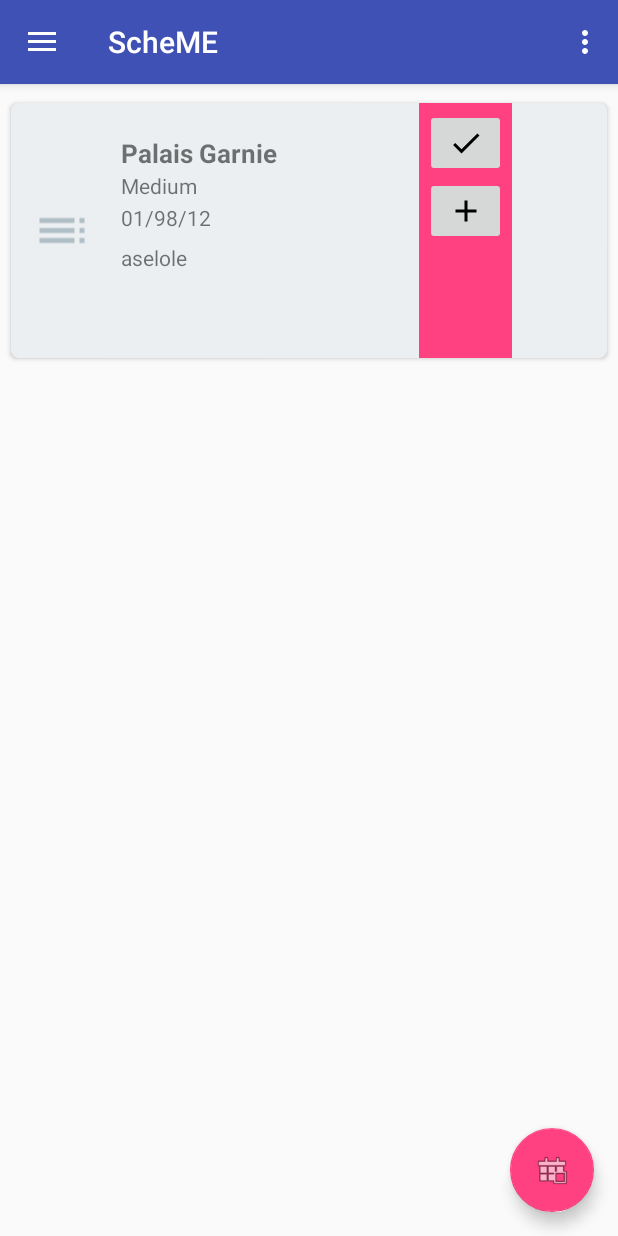
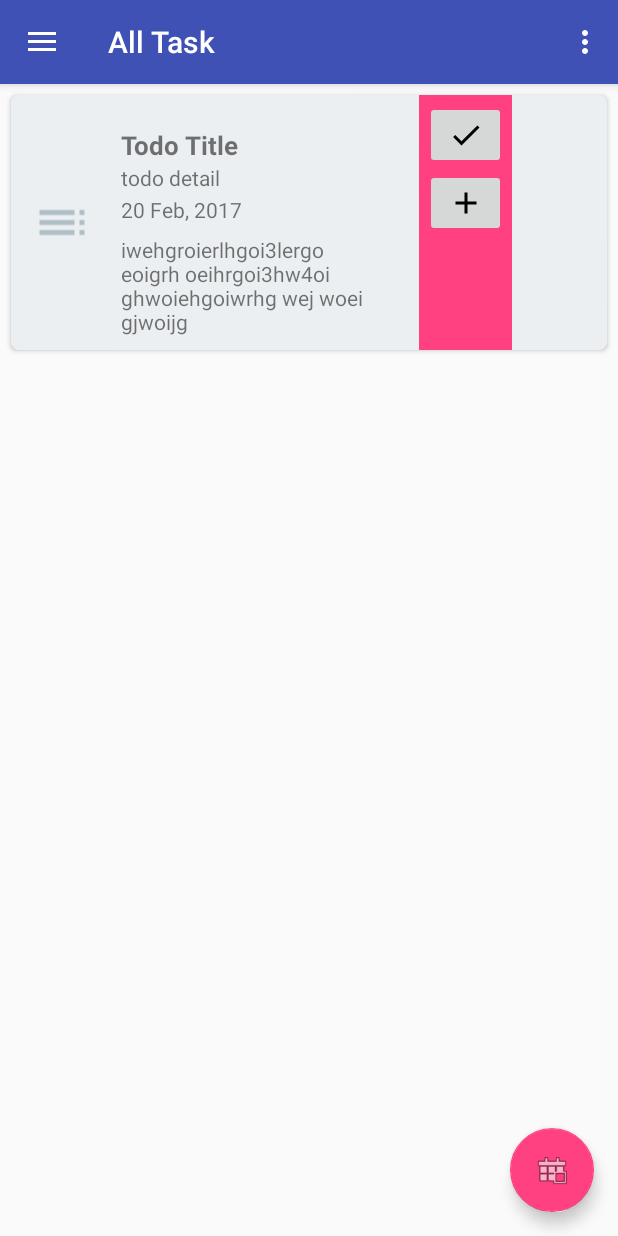
Before and after one commit to kputraf/ScheME, an Android app: the screen it shows after launch (MainActivity), on a phone screen of 412 x 824 dp. Run offline under Robolectric (Android 15) with nearby library versions, the light colour scheme and no system bars.

Commit message:
Fix Paging (Fragment per Menu)

```diff
--- a/app/build.gradle
+++ b/app/build.gradle
@@ -29,7 +29,7 @@
     compile 'com.android.support:support-v4:25.3.0'
     compile 'com.google.android.gms:play-services-plus:10.2.1'
     compile 'com.android.support.constraint:constraint-layout:1.0.2'
-    testCompile 'junit:junit:4.12'
     compile 'com.android.support:cardview-v7:25.3.0'
     compile 'com.android.support:recyclerview-v7:25.3.0'
+    testCompile 'junit:junit:4.12'
 }
--- a/app/src/main/java/id/sch/smktelkom_mlg/project2/xirpl20306132027/scheme/MainActivity.java
+++ b/app/src/main/java/id/sch/smktelkom_mlg/project2/xirpl20306132027/scheme/MainActivity.java
@@ -1,30 +1,20 @@
 package id.sch.smktelkom_mlg.project2.xirpl20306132027.scheme;
 
 import android.content.Intent;
-import android.content.res.Resources;
 import android.os.Bundle;
 import android.support.design.widget.FloatingActionButton;
 import android.support.design.widget.NavigationView;
+import android.support.v4.app.Fragment;
 import android.support.v4.view.GravityCompat;
 import android.support.v4.widget.DrawerLayout;
 import android.support.v7.app.ActionBarDrawerToggle;
 import android.support.v7.app.AppCompatActivity;
-import android.support.v7.widget.LinearLayoutManager;
-import android.support.v7.widget.RecyclerView;
 import android.support.v7.widget.Toolbar;
 import android.view.Menu;
 import android.view.MenuItem;
 import android.view.View;
 
-import java.util.ArrayList;
-
-import id.sch.smktelkom_mlg.project2.xirpl20306132027.scheme.adapter.SchemeAdapter;
-import id.sch.smktelkom_mlg.project2.xirpl20306132027.scheme.model.Scheme;
-
-
 public class MainActivity extends AppCompatActivity implements NavigationView.OnNavigationItemSelectedListener {
-    SchemeAdapter mAdapter;
-    ArrayList<Scheme> mList = new ArrayList<>();
 
     @Override
     protected void onCreate(Bundle savedInstanceState) {
@@ -51,28 +41,9 @@
         NavigationView navigationView = (NavigationView) findViewById(R.id.nav_view);
         navigationView.setNavigationItemSelectedListener(this);
 
-        RecyclerView recyclerView = (RecyclerView) findViewById(R.id.recyclerView);
-        LinearLayoutManager layoutManager = new LinearLayoutManager(this);
-        recyclerView.setLayoutManager(layoutManager);
+        changePage(R.id.nav_all);
+        navigationView.setCheckedItem(R.id.nav_all);
 
-        mAdapter = new SchemeAdapter(this, mList);
-        recyclerView.setAdapter(mAdapter);
-
-        filData();
-    }
-
-    private void filData() {
-        Resources resources = getResources();
-        String[] activity = resources.getStringArray(R.array.activity);
-        String[] due = resources.getStringArray(R.array.due);
-        String[] priority = resources.getStringArray(R.array.priority);
-        String[] category = resources.getStringArray(R.array.category);
-        String[] note = resources.getStringArray(R.array.note);
-        for (int i = 0; i < activity.length; i++) {
-            mList.add(new Scheme(activity[i], due[i], category[i],
-                    priority[i], note[i]));
-        }
-        mAdapter.notifyDataSetChanged();
     }
 
     @Override
@@ -112,23 +83,32 @@
     public boolean onNavigationItemSelected(MenuItem item) {
         // Handle navigation view item clicks here.
         int id = item.getItemId();
-
-        if (id == R.id.nav_camera) {
-            // Handle the camera action
-        } else if (id == R.id.nav_gallery) {
-
-        } else if (id == R.id.nav_slideshow) {
+        changePage(id);
 
 
+        return true;
+    }
 
-        } else if (id == R.id.nav_share) {
+    private void changePage(int id) {
+        Fragment fragment = null;
 
-        } else if (id == R.id.nav_send) {
+        if (id == R.id.nav_all) {
+            fragment = new SectionAll();
+            setTitle("All Task");
+        } else if (id == R.id.nav_personal) {
+            fragment = new SectionPersonal();
+            setTitle("Personal Task");
+        } else if (id == R.id.nav_target) {
+            fragment = new SectionTarget();
+            setTitle("My Target");
+        } else if (id == R.id.nav_about) {
+            fragment = new SectionAbout();
+            setTitle("About");
+        }
 
-        }
+        getSupportFragmentManager().beginTransaction().replace(R.id.container, fragment).commitNow();
 
         DrawerLayout drawer = (DrawerLayout) findViewById(R.id.drawer_layout);
         drawer.closeDrawer(GravityCompat.START);
-        return true;
     }
 }
--- /dev/null
+++ b/app/src/main/java/id/sch/smktelkom_mlg/project2/xirpl20306132027/scheme/SectionAll.java
@@ -0,0 +1,29 @@
+package id.sch.smktelkom_mlg.project2.xirpl20306132027.scheme;
+
+
+import android.os.Bundle;
+import android.support.v4.app.Fragment;
+import android.view.LayoutInflater;
+import android.view.View;
+import android.view.ViewGroup;
+
+
+/**
+ * A simple {@link Fragment} subclass.
+ */
+public class SectionAll extends Fragment {
+
+
+    public SectionAll() {
+        // Required empty public constructor
+    }
+
+    @Override
+    public View onCreateView(LayoutInflater inflater, ViewGroup container,
+                             Bundle savedInstanceState) {
+        // Inflate the layout for this fragment
+        return inflater.inflate(R.layout.fragment_section_all, container, false);
+    }
+
+
+}
--- a/app/src/main/java/id/sch/smktelkom_mlg/project2/xirpl20306132027/scheme/adapter/SchemeAdapter.java
+++ /dev/null
@@ -1,107 +0,0 @@
-package id.sch.smktelkom_mlg.project2.xirpl20306132027.scheme.adapter;
-
-import android.content.Context;
-import android.support.v7.widget.RecyclerView;
-import android.view.LayoutInflater;
-import android.view.View;
-import android.view.ViewGroup;
-import android.widget.ImageButton;
-import android.widget.TextView;
-
-import java.util.ArrayList;
-
-import id.sch.smktelkom_mlg.project2.xirpl20306132027.scheme.R;
-import id.sch.smktelkom_mlg.project2.xirpl20306132027.scheme.model.Scheme;
-
-public class SchemeAdapter extends RecyclerView.Adapter<SchemeAdapter.ViewHolder> {
-    ArrayList<Scheme> SchemeList;
-
-    ISchemeAdapter mISchemeAdapter;
-
-    public SchemeAdapter(Context context, ArrayList<Scheme> schemeList) {
-        this.SchemeList = schemeList;
-        mISchemeAdapter = (ISchemeAdapter) context;
-    }
-
-    @Override
-    public SchemeAdapter.ViewHolder onCreateViewHolder(ViewGroup parent, int viewType) {
-        View v = LayoutInflater.from(parent.getContext()).inflate(R.layout.layout_home, parent, false);
-        ViewHolder vh = new ViewHolder(v);
-        return vh;
-    }
-
-    @Override
-    public void onBindViewHolder(SchemeAdapter.ViewHolder holder, int position) {
-        Scheme scheme = SchemeList.get(position);
-        holder.activity.setText(scheme.activity);
-        holder.priority.setText(scheme.priority);
-        holder.due.setText(scheme.due);
-        holder.note.setText(scheme.note);
-        holder.category.setText(scheme.category);
-
-    }
-
-    @Override
-    public int getItemCount() {
-        if (SchemeList != null)
-            return SchemeList.size();
-        return 0;
-    }
-
-    public interface ISchemeAdapter {
-        void doClick(int pos);
-
-        void doEdit(int pos);
-
-        void doDelete(int pos);
-
-        void doFav(int pos);
-
-        void doShare(int pos);
-    }
-
-    public class ViewHolder extends RecyclerView.ViewHolder {
-        TextView activity;
-        TextView due;
-        TextView priority;
-        TextView category;
-        TextView note;
-        ImageButton bEdit;
-        ImageButton bDelete;
-
-        public ViewHolder(View itemView) {
-            super(itemView);
-
-            activity = (TextView) itemView.findViewById(R.id.activity);
-            due = (TextView) itemView.findViewById(R.id.due);
-            priority = (TextView) itemView.findViewById(R.id.priority);
-            category = (TextView) itemView.findViewById(R.id.category);
-            note = (TextView) itemView.findViewById(R.id.note);
-            bEdit = (ImageButton) itemView.findViewById(R.id.bEdit);
-            bDelete = (ImageButton) itemView.findViewById(R.id.bDelete);
-
-            itemView.setOnClickListener(new View.OnClickListener() {
-                @Override
-                public void onClick(View v) {
-                    mISchemeAdapter.doClick(getAdapterPosition());
-                }
-            });
-
-            bEdit.setOnClickListener(new View.OnClickListener() {
-                @Override
-                public void onClick(View v) {
-                    mISchemeAdapter.doEdit(getAdapterPosition());
-                }
-            });
-
-            bDelete.setOnClickListener(new View.OnClickListener() {
-                @Override
-                public void onClick(View v) {
-                    mISchemeAdapter.doDelete(getAdapterPosition());
-                }
-            });
-
-
-        }
-    }
-}
--- a/app/src/main/java/id/sch/smktelkom_mlg/project2/xirpl20306132027/scheme/model/Scheme.java
+++ /dev/null
@@ -1,23 +0,0 @@
-package id.sch.smktelkom_mlg.project2.xirpl20306132027.scheme.model;
-
-import java.io.Serializable;
-
-/**
- * Created by krisnapf on 28/03/17.
- */
-
-public class Scheme implements Serializable {
-    public String activity;
-    public String due;
-    public String category;
-    public String priority;
-    public String note;
-
-    public Scheme(String activity, String due, String category, String priority, String note) {
-        this.activity = activity;
-        this.due = due;
-        this.category = category;
-        this.priority = priority;
-        this.note = note;
-    }
-}
--- a/app/src/main/res/layout/app_bar_main.xml
+++ b/app/src/main/res/layout/app_bar_main.xml
@@ -21,7 +21,11 @@
 
     </android.support.design.widget.AppBarLayout>
 
-    <include layout="@layout/content_main" />
+    <FrameLayout
+        android:id="@+id/container"
+        android:layout_width="match_parent"
+        android:layout_height="match_parent"
+        app:layout_behavior="@string/appbar_scrolling_view_behavior" />
 
     <android.support.design.widget.FloatingActionButton
         android:id="@+id/fab"
--- a/app/src/main/res/layout/content_main.xml
+++ b/app/src/main/res/layout/content_main.xml
@@ -10,4 +10,5 @@
     android:paddingTop="5dp"
     android:scrollbars="vertical"
     app:layout_behavior="@string/appbar_scrolling_view_behavior"
-    tools:context="id.sch.smktelkom_mlg.project2.xirpl20306132027.scheme.MainActivity" />
+    tools:context="id.sch.smktelkom_mlg.project2.xirpl20306132027.scheme.MainActivity"
+    tools:showIn="@layout/fragment_section_all" />
--- /dev/null
+++ b/app/src/main/res/layout/fragment_section_all.xml
@@ -0,0 +1,123 @@
+<FrameLayout xmlns:android="http://schemas.android.com/apk/res/android"
+    xmlns:tools="http://schemas.android.com/tools"
+    android:layout_width="match_parent"
+    android:layout_height="match_parent"
+    tools:context="id.sch.smktelkom_mlg.project2.xirpl20306132027.scheme.SectionAll">
+
+    <!-- TODO: Update blank fragment layout -->
+    <android.support.v7.widget.CardView xmlns:android="http://schemas.android.com/apk/res/android"
+        xmlns:app="http://schemas.android.com/apk/res-auto"
+        android:layout_width="match_parent"
+        android:layout_height="170dp"
+        android:layout_marginBottom="9dp"
+        android:layout_marginLeft="7dp"
+        android:layout_marginRight="7dp"
+        android:layout_marginTop="7dp"
+        app:cardBackgroundColor="#ECEFF1"
+        app:cardCornerRadius="5dp">
+
+        <LinearLayout
+            android:layout_width="match_parent"
+            android:layout_height="match_parent"
+            android:orientation="horizontal">
+
+            <RelativeLayout
+                android:layout_width="wrap_content"
+                android:layout_height="match_parent"
+                android:layout_marginLeft="14dp"
+                android:layout_marginStart="14dp">
+
+                <ImageView
+                    android:layout_width="40dp"
+                    android:layout_height="match_parent"
+                    android:src="@drawable/ic_toc_black_24dp"
+                    android:tint="#B0BEC5" />
+
+            </RelativeLayout>
+
+            <LinearLayout
+                android:layout_width="218dp"
+                android:layout_height="match_parent"
+                android:orientation="vertical">
+
+                <TextView
+                    android:id="@+id/activity"
+                    android:layout_width="match_parent"
+                    android:layout_height="wrap_content"
+                    android:layout_marginTop="21dp"
+                    android:paddingLeft="19dp"
+                    android:paddingStart="19dp"
+                    android:text="Todo Title"
+                    android:textSize="17sp"
+                    android:textStyle="bold" />
+
+                <TextView
+                    android:id="@+id/priority"
+                    android:layout_width="match_parent"
+                    android:layout_height="wrap_content"
+                    android:layout_marginBottom="2dp"
+                    android:maxLines="5"
+                    android:paddingLeft="19dp"
+                    android:paddingStart="19dp"
+                    android:text="todo detail" />
+
+                <TextView
+                    android:id="@+id/due"
+                    android:layout_width="match_parent"
+                    android:layout_height="wrap_content"
+                    android:layout_marginBottom="7dp"
+                    android:maxLines="5"
+                    android:paddingLeft="19dp"
+                    android:paddingStart="19dp"
+                    android:text="20 Feb, 2017" />
+
+                <TextView
+                    android:id="@+id/note"
+                    android:layout_width="match_parent"
+                    android:layout_height="wrap_content"
+                    android:layout_marginBottom="7dp"
+                    android:maxLines="5"
+                    android:paddingLeft="19dp"
+                    android:paddingStart="19dp"
+                    android:text="iwehgroierlhgoi3lergo eoigrh oeihrgoi3hw4oi ghwoiehgoiwrhg wej woei gjwoijg" />
+
+
+            </LinearLayout>
+
+            <LinearLayout
+                android:id="@+id/linearLayoutDone"
+                android:layout_width="62dp"
+                android:layout_height="match_parent"
+                android:background="@color/colorAccent"
+                android:orientation="vertical"
+                android:padding="4dp">
+
+                <ImageButton
+                    android:id="@+id/bDelete"
+                    android:layout_width="match_parent"
+                    android:layout_height="45dp"
+                    android:src="@drawable/ic_check_white_24dp" />
+
+                <ImageButton
+                    android:id="@+id/bEdit"
+                    android:layout_width="match_parent"
+                    android:layout_height="45dp"
+                    android:src="@drawable/ic_add_black_24dp" />
+
+                <TextView
+                    android:id="@+id/category"
+                    android:layout_width="match_parent"
+                    android:layout_height="wrap_content"
+                    android:layout_marginTop="2dp"
+                    android:gravity="center"
+                    android:textAlignment="center"
+                    android:textColor="@android:color/white"
+                    android:textSize="12sp"
+                    android:textStyle="bold" />
+
+            </LinearLayout>
+
+        </LinearLayout>
+    </android.support.v7.widget.CardView>
+
+</FrameLayout>
--- a/app/src/main/res/menu/activity_main_drawer.xml
+++ b/app/src/main/res/menu/activity_main_drawer.xml
@@ -3,28 +3,23 @@
 
     <group android:checkableBehavior="single">
         <item
-            android:id="@+id/nav_camera"
+            android:id="@+id/nav_all"
             android:icon="@drawable/ic_menu_camera"
             android:title="All" />
         <item
-            android:id="@+id/nav_gallery"
+            android:id="@+id/nav_personal"
             android:icon="@drawable/ic_menu_gallery"
             android:title="Personal" />
         <item
-            android:id="@+id/nav_slideshow"
+            android:id="@+id/nav_target"
             android:icon="@drawable/ic_menu_slideshow"
             android:title="Target" />
-
-
-
-
-
         <item
-                android:id="@+id/nav_share"
+            android:id="@+id/nav_setting"
             android:icon="@drawable/ic_menu_share"
             android:title="Setting" />
         <item
-                android:id="@+id/nav_send"
+            android:id="@+id/nav_about"
             android:icon="@drawable/ic_menu_send"
             android:title="About" />
 
--- a/app/src/main/res/values/arrays.xml
+++ b/app/src/main/res/values/arrays.xml
@@ -1,4 +1,5 @@
 <?xml version="1.0" encoding="utf-8"?>
+
 <resources>
     <string-array name="activity">
         <item>Palais Garnie</item>
@@ -7,7 +8,7 @@
         <item>01/98/12</item>
     </string-array>
     <string-array name="category">
-        <item></item>
+        <item>Personal</item>
     </string-array>
     <string-array name="priority">
         <item>Medium</item>
--- a/app/src/main/res/values/strings.xml
+++ b/app/src/main/res/values/strings.xml
@@ -5,4 +5,7 @@
     <string name="navigation_drawer_close">Close navigation drawer</string>
 
     <string name="action_settings">Settings</string>
+
+    <!-- TODO: Remove or change this placeholder text -->
+    <string name="hello_blank_fragment">Hello blank fragment</string>
 </resources>
```
Also changed, not shown: app/src/main/java/id/sch/smktelkom_mlg/project2/xirpl20306132027/scheme/SectionAbout.java (added, +108 -0 lines), app/src/main/java/id/sch/smktelkom_mlg/project2/xirpl20306132027/scheme/SectionPersonal.java (added, +29 -0 lines), app/src/main/java/id/sch/smktelkom_mlg/project2/xirpl20306132027/scheme/SectionSetting.java (added, +29 -0 lines), app/src/main/java/id/sch/smktelkom_mlg/project2/xirpl20306132027/scheme/SectionTarget.java (added, +29 -0 lines), app/src/main/res/layout/fragment_section_about.xml (added, +13 -0 lines), app/src/main/res/layout/fragment_section_personal.xml (added, +13 -0 lines), app/src/main/res/layout/fragment_section_setting.xml (added, +13 -0 lines), app/src/main/res/layout/fragment_section_target.xml (added, +13 -0 lines). Lines whose indentation alone changed are shown as unchanged.
